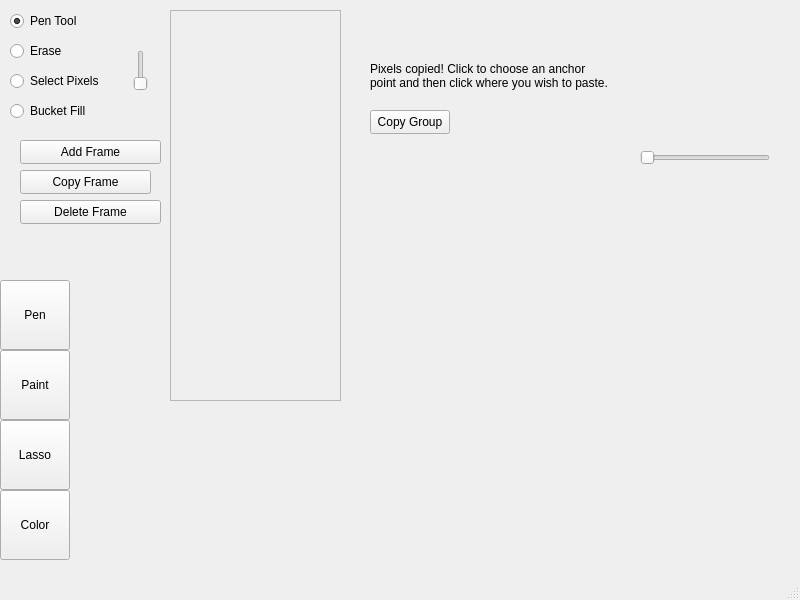
Before: the Qt Designer form spriteeditor.ui in 25hlarsen4/Sprite-Editor, drawn with Qt 5.
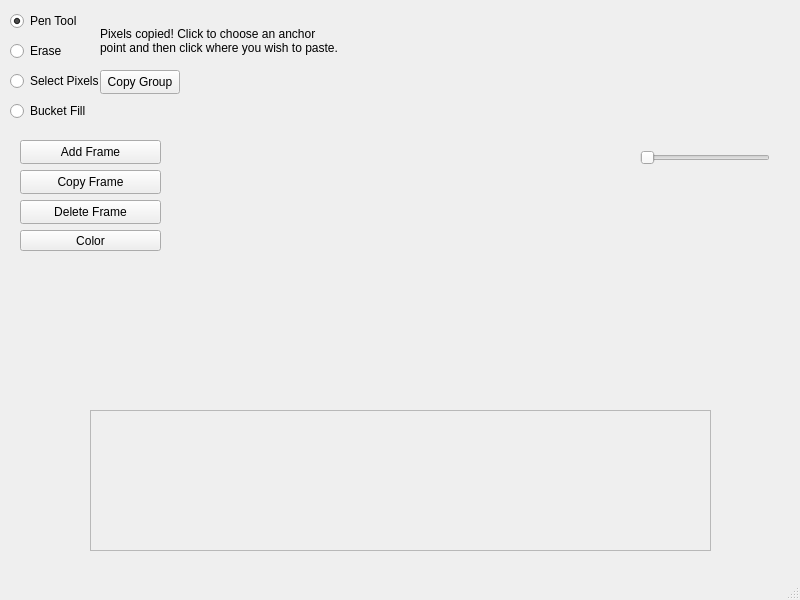
After: the same form once the commit is applied. Custom widgets are drawn as their Qt base class.

Commit message: Fixed a small bug, changed the layout of the program to look nicer, deleted obsolete items

Patch:
```diff
--- a/spriteeditor.ui
+++ b/spriteeditor.ui
@@ -17,22 +17,25 @@
    <widget class="SpriteCanvas" name="canvasWidget" native="true">
     <property name="geometry">
      <rect>
-      <x>370</x>
-      <y>150</y>
-      <width>250</width>
-      <height>250</height>
+      <x>230</x>
+      <y>60</y>
+      <width>325</width>
+      <height>325</height>
      </rect>
     </property>
    </widget>
    <widget class="QScrollArea" name="scrollArea">
     <property name="geometry">
      <rect>
-      <x>170</x>
-      <y>10</y>
-      <width>171</width>
-      <height>391</height>
+      <x>90</x>
+      <y>410</y>
+      <width>621</width>
+      <height>141</height>
      </rect>
     </property>
+    <property name="verticalScrollBarPolicy">
+     <enum>Qt::ScrollBarAlwaysOff</enum>
+    </property>
     <property name="widgetResizable">
      <bool>true</bool>
     </property>
@@ -41,8 +44,8 @@
       <rect>
        <x>0</x>
        <y>0</y>
-       <width>169</width>
-       <height>389</height>
+       <width>619</width>
+       <height>139</height>
       </rect>
      </property>
     </widget>
@@ -79,64 +82,12 @@
       <height>280</height>
      </rect>
     </property>
-    <widget class="QPushButton" name="penButton">
-     <property name="geometry">
-      <rect>
-       <x>0</x>
-       <y>0</y>
-       <width>70</width>
-       <height>70</height>
-      </rect>
-     </property>
-     <property name="text">
-      <string>Pen</string>
-     </property>
-    </widget>
-    <widget class="QPushButton" name="paintButton">
-     <property name="geometry">
-      <rect>
-       <x>0</x>
-       <y>70</y>
-       <width>70</width>
-       <height>70</height>
-      </rect>
-     </property>
-     <property name="text">
-      <string>Paint</string>
-     </property>
-    </widget>
-    <widget class="QPushButton" name="lassoButton">
-     <property name="geometry">
-      <rect>
-       <x>0</x>
-       <y>140</y>
-       <width>70</width>
-       <height>70</height>
-      </rect>
-     </property>
-     <property name="text">
-      <string>Lasso</string>
-     </property>
-    </widget>
-    <widget class="QPushButton" name="colorButton">
-     <property name="geometry">
-      <rect>
-       <x>0</x>
-       <y>210</y>
-       <width>70</width>
-       <height>70</height>
-      </rect>
-     </property>
-     <property name="text">
-      <string>Color</string>
-     </property>
-    </widget>
    </widget>
    <widget class="QPushButton" name="copyGroupButton">
     <property name="geometry">
      <rect>
-      <x>370</x>
-      <y>110</y>
+      <x>100</x>
+      <y>70</y>
       <width>80</width>
       <height>24</height>
      </rect>
@@ -148,8 +99,8 @@
    <widget class="QLabel" name="cpInstructionsLabel">
     <property name="geometry">
      <rect>
-      <x>370</x>
-      <y>55</y>
+      <x>100</x>
+      <y>20</y>
       <width>241</width>
       <height>41</height>
      </rect>
@@ -179,7 +130,7 @@
      <rect>
       <x>20</x>
       <y>170</y>
-      <width>131</width>
+      <width>141</width>
       <height>24</height>
      </rect>
     </property>
@@ -200,19 +151,6 @@
      <string>Delete Frame</string>
     </property>
    </widget>
-   <widget class="QSlider" name="frameCountSlider">
-    <property name="geometry">
-     <rect>
-      <x>130</x>
-      <y>50</y>
-      <width>22</width>
-      <height>41</height>
-     </rect>
-    </property>
-    <property name="orientation">
-     <enum>Qt::Vertical</enum>
-    </property>
-   </widget>
    <widget class="QRadioButton" name="eraseButton">
     <property name="geometry">
      <rect>
@@ -268,6 +206,19 @@
      <bool>true</bool>
     </property>
    </widget>
+   <widget class="QPushButton" name="colorButton">
+    <property name="geometry">
+     <rect>
+      <x>20</x>
+      <y>230</y>
+      <width>141</width>
+      <height>21</height>
+     </rect>
+    </property>
+    <property name="text">
+     <string>Color</string>
+    </property>
+   </widget>
   </widget>
   <widget class="QMenuBar" name="menubar">
    <property name="geometry">
```
The commit also changes 5 other files.
